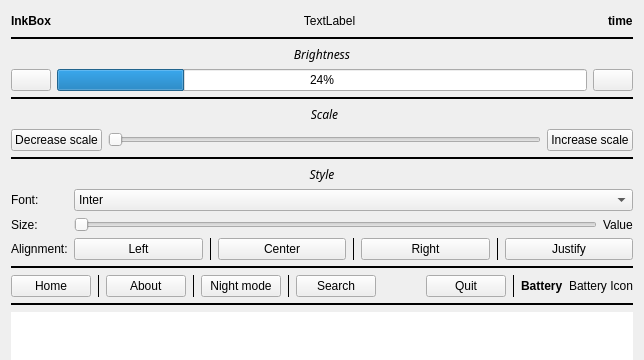
This is reader.ui in Quill-OS/quill as Qt 5 draws it before an edit; both pictures show x 0 to 644 and y 0 to 360 of the 644 by 851 pixel window. The edited form follows.
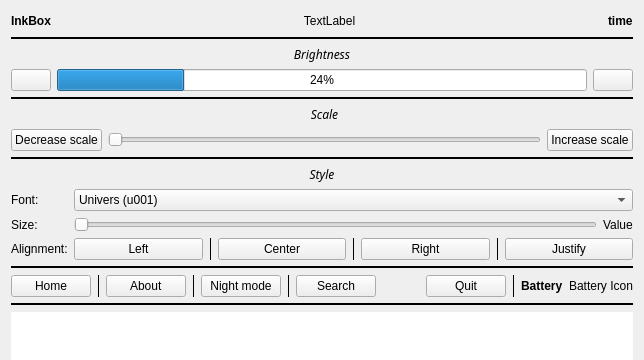
This is the edited form.

Commit message: Improve logging; add 'Univers (u001)' font in Reader

The edit to the form file:
```diff
--- a/reader.ui
+++ b/reader.ui
@@ -607,6 +607,11 @@
                    </item>
                    <item row="0" column="1">
                     <widget class="QComboBox" name="fontChooser">
+                     <item>
+                      <property name="text">
+                       <string>Univers (u001)</string>
+                      </property>
+                     </item>
                      <item>
                       <property name="text">
                        <string>Inter</string>
```
The commit also changes 11 other files.
